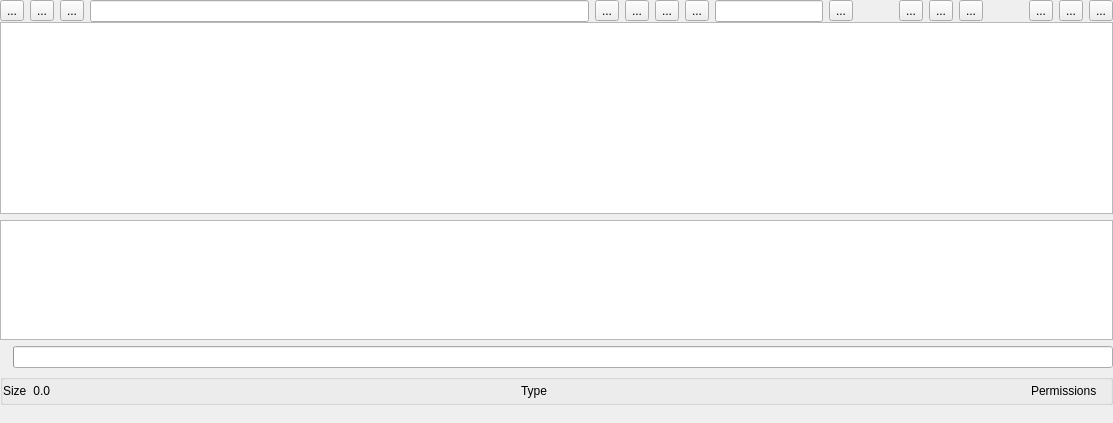
Above: ui/mydata/Files.ui from OpenFairWind/FairWindSK before the change. Below: the same form after it.
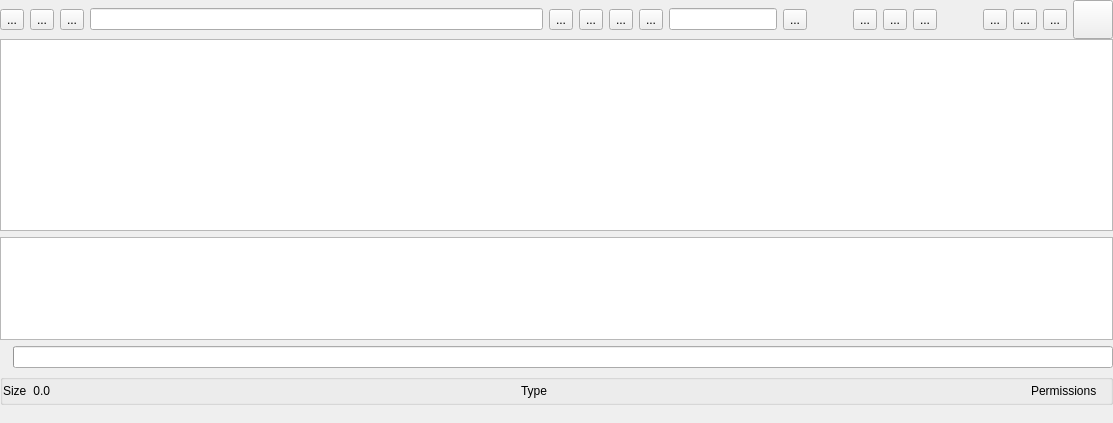
That is the form after the change. Icons and pictures are not drawn.

Commit message: Added open button as backup to the double click event.

Patch:
```diff
--- a/ui/mydata/Files.ui
+++ b/ui/mydata/Files.ui
@@ -44,6 +44,23 @@
       <property name="bottomMargin">
        <number>0</number>
       </property>
+      <item>
+       <widget class="QToolButton" name="toolButton_Home">
+        <property name="text">
+         <string>...</string>
+        </property>
+        <property name="icon">
+         <iconset resource="../../resources.qrc">
+          <normaloff>:/resources/svg/OpenBridge/home.svg</normaloff>:/resources/svg/OpenBridge/home.svg</iconset>
+        </property>
+        <property name="iconSize">
+         <size>
+          <width>32</width>
+          <height>32</height>
+         </size>
+        </property>
+       </widget>
+      </item>
       <item>
        <widget class="QToolButton" name="toolButton_Back">
         <property name="text">
@@ -78,23 +95,6 @@
         </property>
        </widget>
       </item>
-      <item>
-       <widget class="QToolButton" name="toolButton_Home">
-        <property name="text">
-         <string>...</string>
-        </property>
-        <property name="icon">
-         <iconset resource="../../resources.qrc">
-          <normaloff>:/resources/svg/OpenBridge/home.svg</normaloff>:/resources/svg/OpenBridge/home.svg</iconset>
-        </property>
-        <property name="iconSize">
-         <size>
-          <width>32</width>
-          <height>32</height>
-         </size>
-        </property>
-       </widget>
-      </item>
       <item>
        <widget class="QLineEdit" name="lineEdit_Path">
         <property name="sizePolicy">
@@ -330,6 +330,27 @@
         </property>
        </widget>
       </item>
+      <item>
+       <widget class="QToolButton" name="toolButton_Open">
+        <property name="toolTip">
+         <string/>
+        </property>
+        <property name="text">
+         <string/>
+        </property>
+        <property name="icon">
+         <iconset resource="../../resources.qrc">
+          <normaloff>:/resources/svg/OpenBridge/arrow-right-google.svg</normaloff>
+          <normalon>:/resources/svg/OpenBridge/arrow-right-google.svg</normalon>:/resources/svg/OpenBridge/arrow-right-google.svg</iconset>
+        </property>
+        <property name="iconSize">
+         <size>
+          <width>32</width>
+          <height>32</height>
+         </size>
+        </property>
+       </widget>
+      </item>
      </layout>
     </widget>
    </item>
```
The commit also changes 2 other files.
